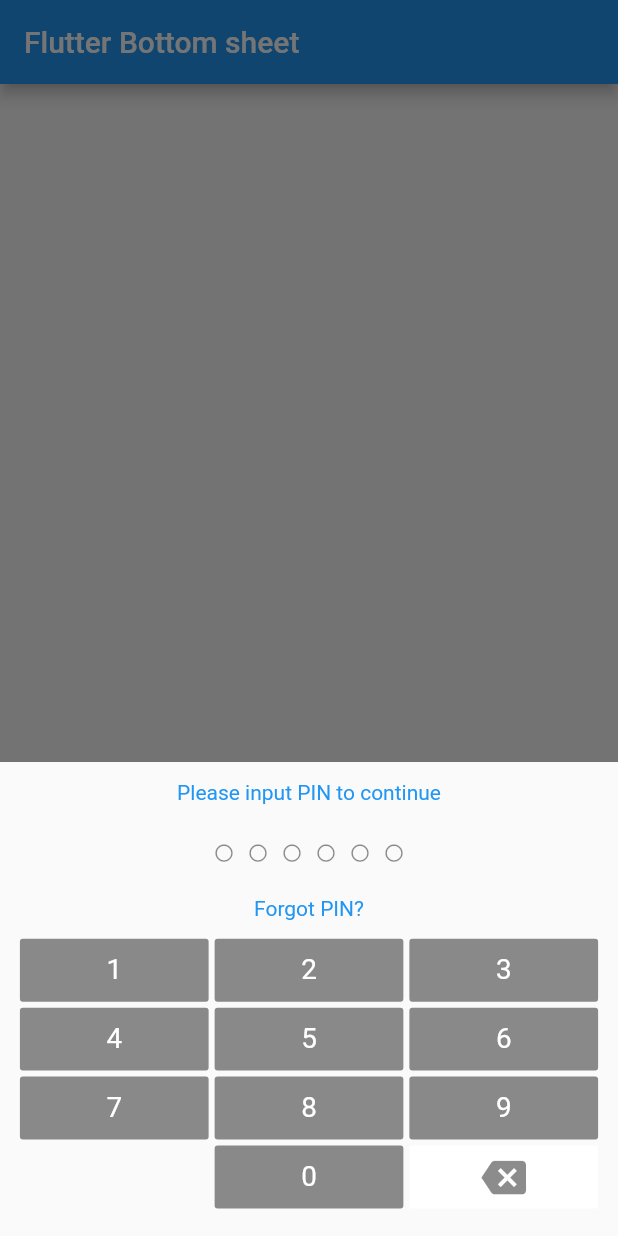
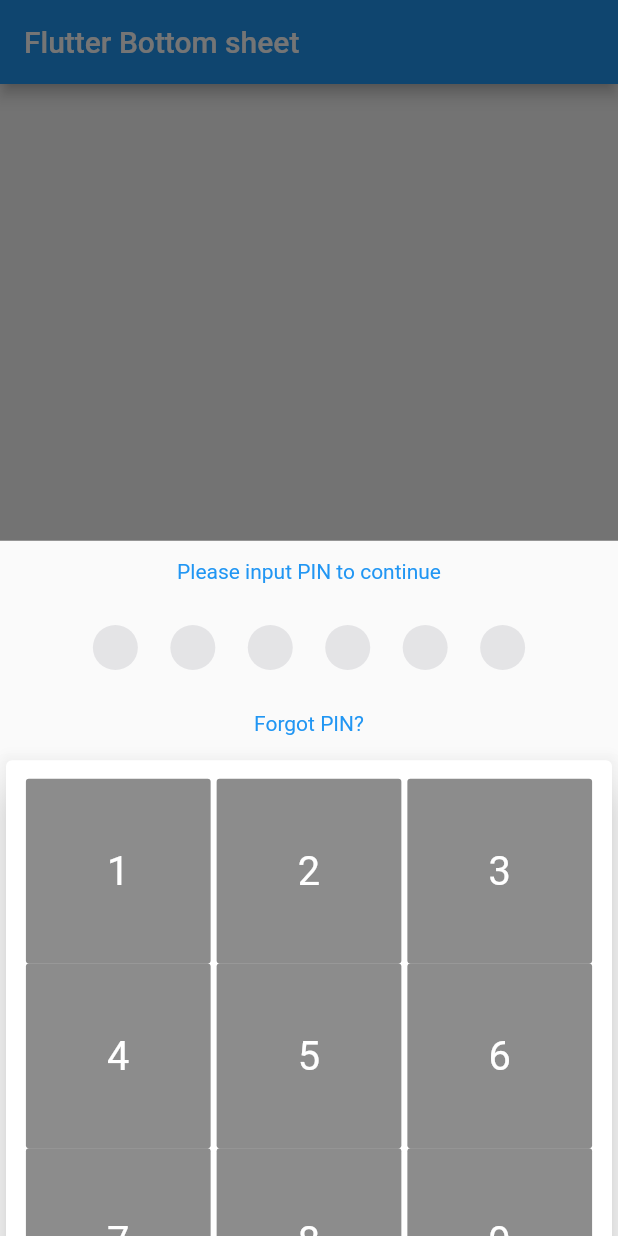
Before and after one commit to SachinGanesh/flutter-pin-code, a Flutter app: the screen it shows after launch, after a tap on the "add" icon, on a phone screen of 412 x 824 dp. Run offline on Flutter 3.47's test engine with Material 2 defaults, Android fonts, the phone set to English and light mode, and no system bars; our stand-ins replace bloc, equatable, flutter_bloc, flutter_screenutil.

Commit message:
Custom Styling

```diff
--- a/lib/src/pin_code_view.dart
+++ b/lib/src/pin_code_view.dart
@@ -100,17 +100,21 @@ class _StatePinCodeView extends State<PinCodeView> {
             ),
           ),
           Container(
-              height: ScreenUtil.instance.setHeight(120),
+              height: ScreenUtil.instance.setHeight(200),
               child: Center(
-                child: ListView.builder(
+                child: ListView.separated(
                   physics: NeverScrollableScrollPhysics(),
                   scrollDirection: Axis.horizontal,
                   shrinkWrap: true,
+                  separatorBuilder: (context, index) => SizedBox(
+                    width: 15,
+                  ),
                   itemBuilder: (context, index) {
                     return SinglePinView(
                       normalColor: widget.normalColor,
                       selectedColor: widget.selectedColor,
                       hasValue: index < selLength,
+                      pinSize: 30,
                     );
                   },
                   itemCount: length,
@@ -141,15 +145,18 @@ class _StatePinCodeView extends State<PinCodeView> {
               child: widget.subTitle,
             ),
           ),
-          GridView.count(
+          Card(
+            elevation: 12,
+            child: GridView.count(
               padding: EdgeInsets.only(
                   left: ScreenUtil.instance.setWidth(40),
                   right: ScreenUtil.instance.setWidth(40),
-                bottom: ScreenUtil.instance.setHeight(60)),
+                  top: ScreenUtil.instance.setHeight(40),
+                  bottom: ScreenUtil.instance.setHeight(40)),
               shrinkWrap: true,
-            childAspectRatio: 3,
+              childAspectRatio: 1,
               crossAxisCount: 3,
-            mainAxisSpacing: 4,
+              // mainAxisSpacing: 70,
               crossAxisSpacing: 4,
               children: <Widget>[
                 buildButtonNumber(1),
@@ -165,6 +172,7 @@ class _StatePinCodeView extends State<PinCodeView> {
                 buildButtonNumber(0),
                 buildContainerIcon(Icons.backspace),
               ],
+            ),
           )
         ],
       ),
@@ -180,6 +188,7 @@ class _StatePinCodeView extends State<PinCodeView> {
 
   Widget buildButtonNumber(int number) {
     return FlatButton(
+      splashColor: Color(0x8837DFCB),
       color: widget.normalColor,
       onPressed: () {
         _pinCodeViewBloc.dispatch(InputPinCodeEvent(number));
@@ -189,7 +198,7 @@ class _StatePinCodeView extends State<PinCodeView> {
           child: Text(
             number.toString(),
             style: TextStyle(
-                fontSize: ScreenUtil.instance.setSp(56),
+                fontSize: ScreenUtil.instance.setSp(80),
                 fontWeight: FontWeight.normal,
                 color: widget.textColor),
           ),
@@ -209,7 +218,7 @@ class _StatePinCodeView extends State<PinCodeView> {
           child: Icon(
             iconData,
             size: ScreenUtil.instance.setSp(90),
-            color: widget.normalColor,
+            color: Color(0xff37dfcb),
           ),
         ),
       ),
--- a/lib/src/single_pin_view.dart
+++ b/lib/src/single_pin_view.dart
@@ -16,9 +16,14 @@ class SinglePinView extends StatelessWidget {
   final bool hasValue;
   final Color normalColor;
   final Color selectedColor;
+  final double pinSize;
 
   const SinglePinView(
-      {Key key, this.hasValue, this.normalColor, this.selectedColor})
+      {Key key,
+      this.hasValue,
+      this.normalColor,
+      this.selectedColor,
+      this.pinSize: 50})
       : super(key: key);
 
   @override
@@ -26,16 +31,27 @@ class SinglePinView extends StatelessWidget {
     return Container(
       padding: EdgeInsets.only(
           left: ScreenUtil.instance.setWidth(10),
-          right: ScreenUtil.instance.setWidth(10)),
-      child: Center(
-        child: Text(
-          hasValue ? '●' : '○',
-          style: TextStyle(
-              fontSize: Platform.isIOS
-                  ? ScreenUtil.instance.setSp(64)
-                  : ScreenUtil.instance.setSp(80),
-              color: hasValue ? selectedColor : normalColor),
-        ),
+          right: ScreenUtil.instance.setWidth(10),
+          top: 0),
+      child: Align(
+        alignment: Alignment.center,
+        child: hasValue
+            ? Container(
+                height: this.pinSize,
+                width: this.pinSize,
+                decoration: BoxDecoration(
+                  shape: BoxShape.circle,
+                  color: selectedColor,
+                ),
+              )
+            : Container(
+                height: this.pinSize,
+                width: this.pinSize,
+                decoration: BoxDecoration(
+                  shape: BoxShape.circle,
+                  color: Color(0x40a3a2ac),
+                ),
+              ),
       ),
     );
   }
```
Also changed, not shown: example/pubspec.lock, pubspec.lock, 1 other file. Lines whose indentation alone changed are shown as unchanged.
